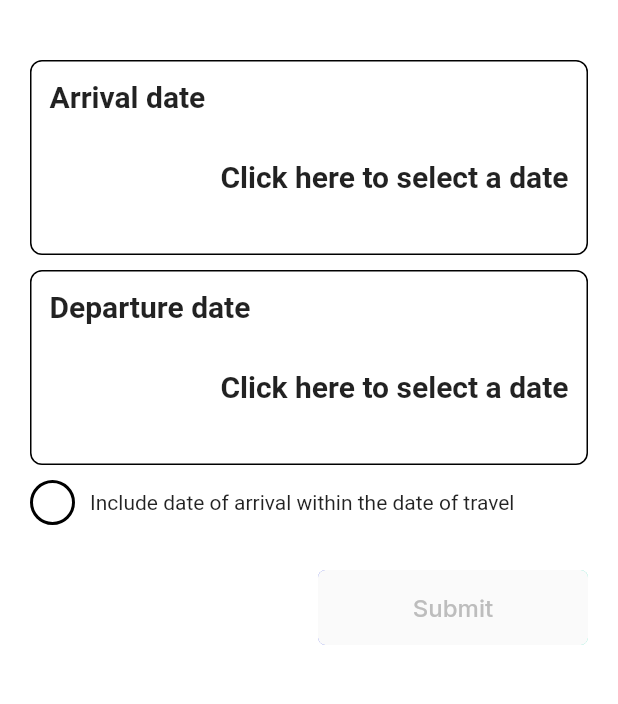
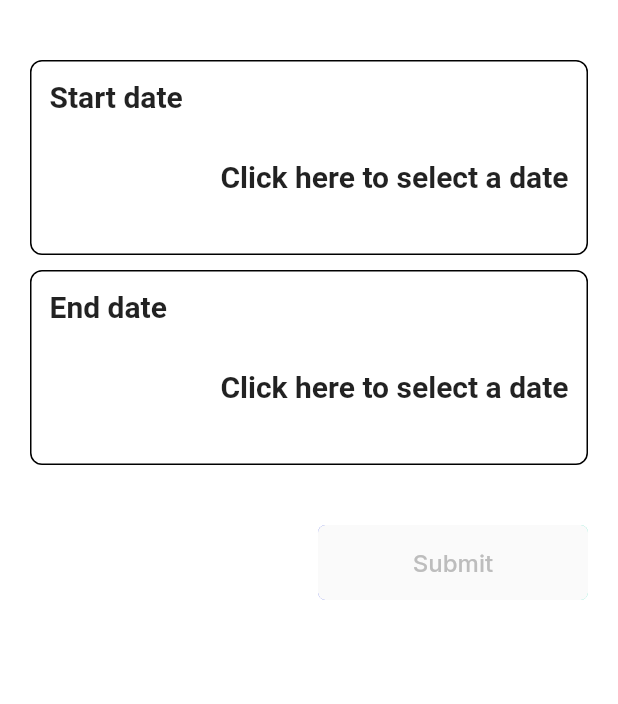
Before and after one commit to swtmply/touristop, a Flutter app: the SelectDatesScreen screen opened by its route, on a phone screen of 412 x 824 dp, the part 126-830 px from its top. Run offline on Flutter 3.47's test engine with Material 2 defaults, Android fonts, the phone set to English and light mode, and no system bars; drawn by our look-alikes of roundcheckbox; our stand-ins replace cloud_firestore, dropdown_button2, firebase_auth, firebase_core, flutter_rating_bar, flutter_riverpod and 10 more; missing offline and left inert: flutter_dash_nullsafety; accounts and stored records are empty.

```diff
--- a/lib/main.dart
+++ b/lib/main.dart
@@ -51,7 +51,7 @@ class MyApp extends ConsumerWidget {
 
   @override
   Widget build(BuildContext context, WidgetRef ref) {
-    final userLocation = ref.watch(userLocationProvider);
+    User? user = FirebaseAuth.instance.currentUser;
 
     return MaterialApp(
       title: 'Touristop',
@@ -72,7 +72,7 @@ class MyApp extends ConsumerWidget {
         '/login': (context) => const LoginScreen(),
         '/introduction': (context) => const Introduction(),
       },
-      initialRoute: '/introduction',
+      initialRoute: user == null ? '/introduction' : '/enable-location',
     );
   }
 }
--- a/lib/screens/main/select_dates/select_dates_screen.dart
+++ b/lib/screens/main/select_dates/select_dates_screen.dart
@@ -86,7 +86,7 @@ class _SelectDatesScreenState extends ConsumerState<SelectDatesScreen> {
                       },
                       child: SelectDateButton(
                         date: first,
-                        title: 'Arrival date',
+                        title: 'Start date',
                       ),
                     ),
                     const SizedBox(height: 10),
@@ -111,8 +111,9 @@ class _SelectDatesScreenState extends ConsumerState<SelectDatesScreen> {
                                     second!.difference(first!).inDays;
                                 dates.datesList.clear();
 
-                                for (var i = 0; i < daysBetween; i++) {
+                                for (var i = 0; i < daysBetween + 1; i++) {
                                   final date = first!.add(Duration(days: i));
+                                  debugPrint(date.toString());
 
                                   dates.datesList.add(
                                     DatesList(dateTime: date, timeRemaining: 8),
@@ -125,34 +126,10 @@ class _SelectDatesScreenState extends ConsumerState<SelectDatesScreen> {
                       },
                       child: SelectDateButton(
                         date: second,
-                        title: 'Departure date',
+                        title: 'End date',
                       ),
                     ),
                     const SizedBox(height: 10),
-                    Row(
-                      children: [
-                        RoundCheckBox(
-                          size: 30,
-                          checkedColor: AppColors.slime,
-                          border: Border.all(
-                            width: 2.0,
-                            color: isArrivalIncluded
-                                ? AppColors.slime
-                                : Colors.black,
-                          ),
-                          animationDuration: const Duration(microseconds: 0),
-                          isChecked: isArrivalIncluded,
-                          onTap: (value) {
-                            setState(() {
-                              isArrivalIncluded = value!;
-                            });
-                          },
-                        ),
-                        const SizedBox(width: 10),
-                        const Text(
-                            'Include date of arrival within the date of travel'),
-                      ],
-                    )
                   ],
                 ),
                 const SizedBox(height: 30),
```
Also changed, not shown: lib/providers/selected_bundle.dart (added, +21 -0 lines), lib/screens/main/select_dates/widgets/selection_dialog.dart (+16 -6 lines), lib/screens/sections/select_spot/spot_information_screen.dart (+0 -16 lines), lib/utils/bundles.dart (added, +95 -0 lines).
